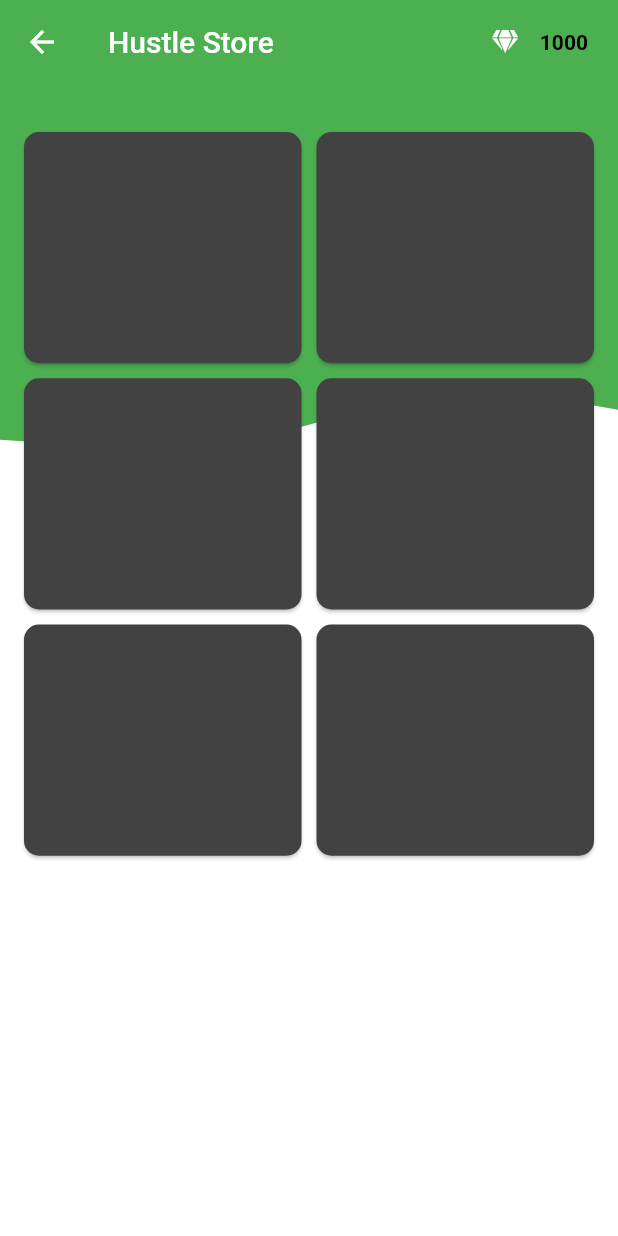
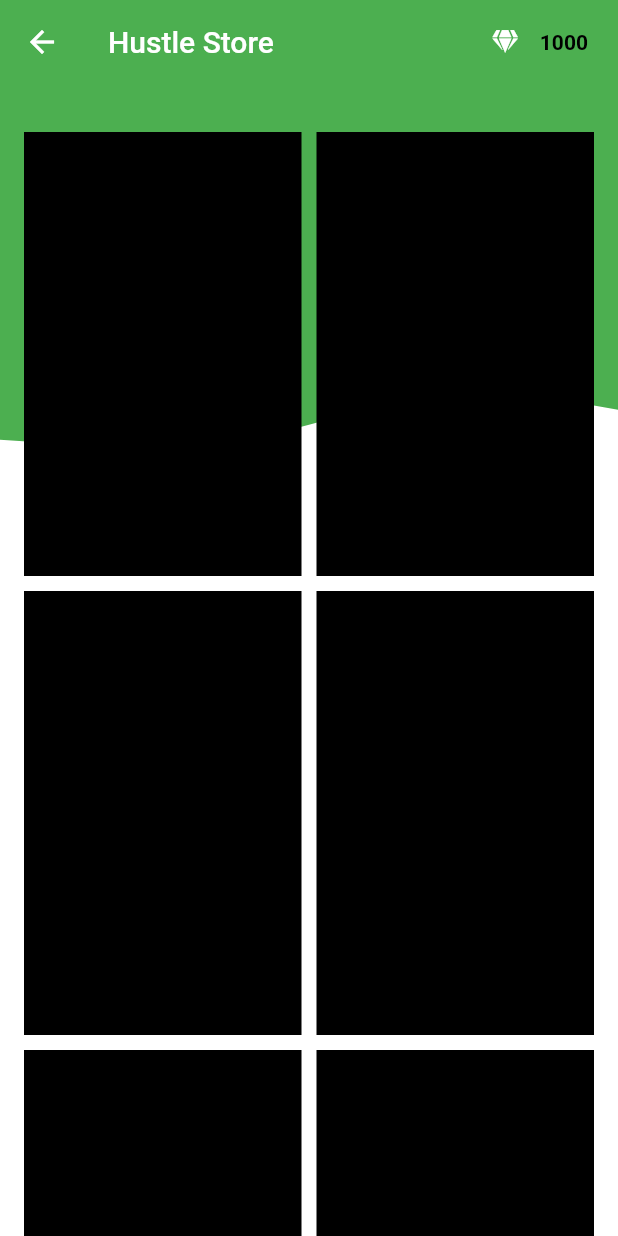
Before and after one commit to ritheshSalyan/Internship_project-1, a Flutter app: the HustleStore screen opened directly, on a phone screen of 412 x 824 dp. Run offline on Flutter 3.47's test engine with Material 2 defaults, Android fonts, the phone set to English and light mode, and no system bars; our stand-ins replace chewie, cloud_firestore, firebase_auth, flutter_custom_clippers, font_awesome_flutter, liquid_swipe and 4 more; missing offline and left inert: flutter_plugin_pdf_viewer, folding_cell, intro_views_flutter, timeline_list; accounts and stored records are empty.

Commit message:
Dynamic on progress

```diff
--- a/lib/HustleStore/HustleStore.dart
+++ b/lib/HustleStore/HustleStore.dart
@@ -11,6 +11,7 @@ class HustleStore extends StatefulWidget {
 class _HustleStoreState extends State<HustleStore> {
   int gems = 1000;
   int i = itemList.length;
+  double width ,height;
 
   @override
   initState() {
@@ -20,8 +21,8 @@ class _HustleStoreState extends State<HustleStore> {
 
   Widget _buildCategoryItem(BuildContext context, int index) {
     return  MaterialButton(
-      minWidth: MediaQuery.of(context).size.width*0.5,
-      height: MediaQuery.of(context).size.height*0.7,
+      // minWidth: ,
+      height: MediaQuery.of(context).size.height*0.2,
         elevation: 1.0,
         highlightElevation: 1.0,
         onPressed: () {},
@@ -47,13 +48,17 @@ class _HustleStoreState extends State<HustleStore> {
         print("You tapped $index");
       },
      child: Container(
-
+       width: MediaQuery.of(context).size.width,
+        color: Colors.black,
       )
     );
   }
 
   @override
   Widget build(BuildContext context) {
+    width = MediaQuery.of(context).size.width*0.5;
+    height = MediaQuery.of(context).size.height*0.4  ;
+
     return Scaffold(
       appBar: AppBar(
         title: Text("Hustle Store"),
@@ -105,12 +110,12 @@ class _HustleStoreState extends State<HustleStore> {
                 sliver: SliverGrid(
                   gridDelegate: SliverGridDelegateWithFixedCrossAxisCount(
                     crossAxisCount: 2,
-                    childAspectRatio: 1.2,
+                    childAspectRatio: width/height,
                     crossAxisSpacing: 10.0,
                     mainAxisSpacing: 10.0,
                   ),
                   delegate: SliverChildBuilderDelegate(
-                    _buildCategoryItem,
+                   _buildCategoryItem2,
                     childCount: i,
                   ),
                 ),
--- a/lib/ModuleOrderController/Types.dart
+++ b/lib/ModuleOrderController/Types.dart
@@ -110,6 +110,9 @@ class orderManagement {
             ),
           );
           break;
+
+        default:
+          print("Default");
       }
     }
   }
--- a/lib/casestudy/firebaseConnect.dart
+++ b/lib/casestudy/firebaseConnect.dart
@@ -1,5 +1,6 @@
 
 import 'package:cloud_firestore/cloud_firestore.dart';
+import '../ModuleOrderController/Types.dart';
 
 class FirebaseFetch {
 
@@ -7,6 +8,7 @@ class FirebaseFetch {
 CollectionReference ref = Firestore.instance.collection('story');
 QuerySnapshot eventsQuery = await ref
     .where("module", isEqualTo: modNum)
+    .where("order",isEqualTo: orderManagement.currentIndex)
     .getDocuments();
 
  List<String> module = new List<String>();
```
Also changed, not shown: lib/casestudy/CaseStudyProcess.dart (+78 -74 lines).
